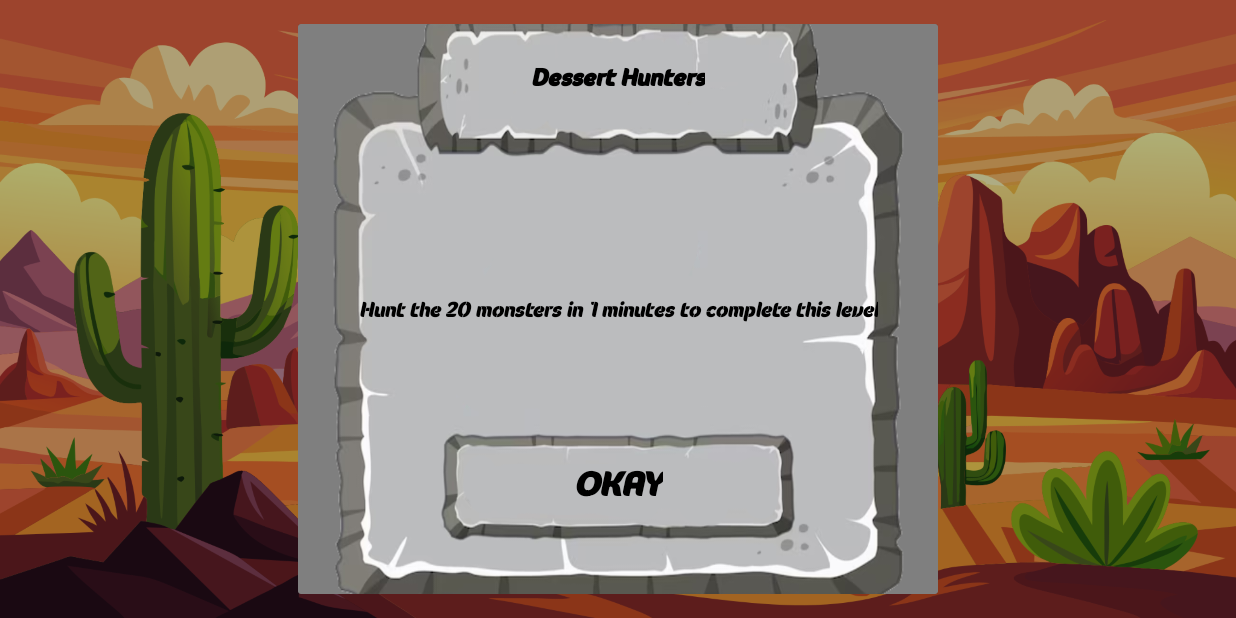
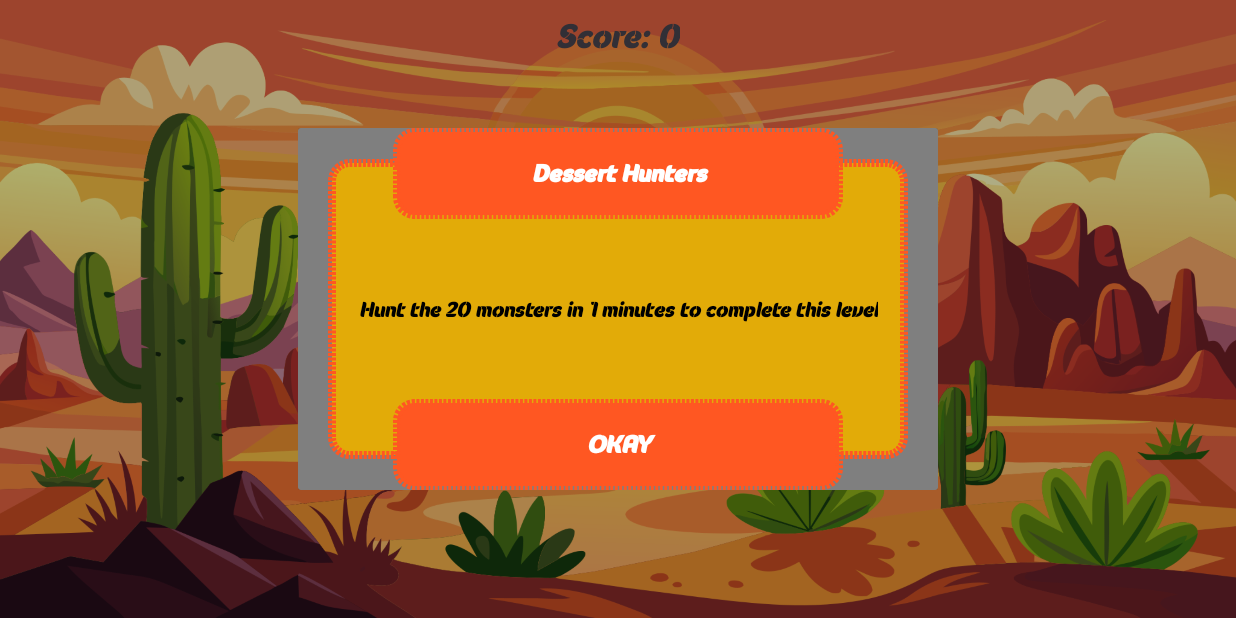
Before and after one commit to udaychugh/shoot-down-game, an Android app: the fragment FragmentLevelOne placed in its activity, on a phone screen of 824 x 412 dp (held sideways). Run offline under Robolectric (Android 15) with nearby library versions, the phone set to English and light mode, and no system bars.

Commit message:
minor changes

```diff
--- a/app/src/main/java/com/freelab/tech/shootdown/game/GameScreenViewModel.kt
+++ b/app/src/main/java/com/freelab/tech/shootdown/game/GameScreenViewModel.kt
@@ -38,4 +38,8 @@ class GameScreenViewModel: ViewModel() {
         _currentFragmentState.value = level
     }
 
+    fun returnToDashboard() {
+        _currentFragmentState.value = LevelInfo.DASHBOARD
+    }
+
 }
--- a/app/src/main/java/com/freelab/tech/shootdown/game/hint/HintDialog.kt
+++ /dev/null
@@ -1,44 +0,0 @@
-package com.freelab.tech.shootdown.game.hint
-
-import android.app.Dialog
-import android.content.Context
-import android.view.LayoutInflater
-import com.freelab.tech.shootdown.databinding.DialogHintBinding
-
-object HintDialog {
-
-    private var dialog: Dialog? = null
-
-    private fun resolvedString(ctx: Context, input: Any): String {
-        return when (input) {
-            is Int -> ctx.getString(input)
-            is String -> input
-            else -> throw IllegalArgumentException("Message must be either String or Int")
-        }
-    }
-
-    fun showHintDialog(ctx: Context, t: Any, m: Any, listener: () -> Unit) {
-        if (dialog?.isShowing == true) dialog?.dismiss()
-
-        dialog = Dialog(ctx)
-
-        val layoutInflater = LayoutInflater.from(ctx)
-        val db = DialogHintBinding.inflate(layoutInflater)
-        dialog?.setContentView(db.root)
-
-        val title = resolvedString(ctx, t)
-        val message = resolvedString(ctx, m)
-
-        db.titleTV.text = title
-        db.messageTV.text = message
-
-        db.okayTV.setOnClickListener {
-            dialog?.dismiss()
-            listener.invoke()
-        }
-
-        dialog?.setCancelable(false)
-        dialog?.show()
-    }
-
-}
--- /dev/null
+++ b/app/src/main/java/com/freelab/tech/shootdown/game/hint/HintDialogFragment.kt
@@ -0,0 +1,61 @@
+package com.freelab.tech.shootdown.game.hint
+
+import android.os.Bundle
+import android.view.LayoutInflater
+import android.view.View
+import android.view.ViewGroup
+import androidx.fragment.app.DialogFragment
+import com.freelab.tech.shootdown.databinding.DialogHintBinding
+
+class HintDialogFragment(
+    private val t: Any,
+    private val m: Any,
+    private val listener: () -> Unit
+): DialogFragment() {
+
+    private var _binding: DialogHintBinding? = null
+    private val binding get() = _binding!!
+
+    private fun resolvedString(input: Any): String {
+        return when (input) {
+            is Int -> getString(input)
+            is String -> input
+            else -> throw IllegalArgumentException("Message must be either String or Int")
+        }
+    }
+
+    private fun setupInfo() {
+        val title = resolvedString(t)
+        val message = resolvedString(m)
+        binding.apply {
+            titleTV.text = title
+            messageTV.text = message
+        }
+    }
+
+    private fun setupClickListener() {
+        binding.okayTV.setOnClickListener {
+            dismiss()
+            listener.invoke()
+        }
+    }
+
+    override fun onCreateView(
+        inflater: LayoutInflater,
+        container: ViewGroup?,
+        savedInstanceState: Bundle?
+    ): View {
+        _binding = DialogHintBinding.inflate(inflater, container, false)
+
+        setupInfo()
+        setupClickListener()
+
+        return binding.root
+    }
+
+
+    override fun onDestroyView() {
+        super.onDestroyView()
+        _binding = null
+    }
+}
--- a/app/src/main/java/com/freelab/tech/shootdown/game/levels/FragmentLevelOne.kt
+++ b/app/src/main/java/com/freelab/tech/shootdown/game/levels/FragmentLevelOne.kt
@@ -12,7 +12,7 @@ import androidx.lifecycle.lifecycleScope
 import com.freelab.tech.shootdown.R
 import com.freelab.tech.shootdown.databinding.FragmentLevelOneBinding
 import com.freelab.tech.shootdown.game.GameScreenViewModel
-import com.freelab.tech.shootdown.game.hint.HintDialog
+import com.freelab.tech.shootdown.game.hint.HintDialogFragment
 import com.freelab.tech.shootdown.model.LevelInfo
 import com.freelab.tech.shootdown.model.LevelStatus
 import com.freelab.tech.shootdown.utils.formatSecondsToMinutesSeconds
@@ -34,6 +34,7 @@ class FragmentLevelOne: Fragment() {
     private val viewModel: GameScreenViewModel by viewModels({ requireActivity() })
 
     private var isHintDialogShown = false
+    private var hasMonsterShot = false
     private var monsterFiredCount = 0
 
     private var gunShotMusic: MediaPlayer? = null
@@ -54,9 +55,11 @@ class FragmentLevelOne: Fragment() {
     }
 
     private fun showHintDialog() {
-        HintDialog.showHintDialog(requireContext(), R.string.level_one_title, R.string.level_one_message) {
+        val dialog = HintDialogFragment(R.string.level_one_title, R.string.level_one_message) {
             startGame()
         }
+
+        dialog.show(childFragmentManager, "HintDialog")
     }
 
     private fun startGame() {
@@ -71,9 +74,11 @@ class FragmentLevelOne: Fragment() {
         } else {
             getString(LevelStatus.FAILED.msg)
         }
-        HintDialog.showHintDialog(requireContext(), title, message) {
+        val dialog = HintDialogFragment(title, message) {
+            viewModel.returnToDashboard()
+        }
 
-        }
+        dialog.show(childFragmentManager, "EndGameDialog")
     }
 
     private fun playGunShotSound() {
@@ -88,6 +93,7 @@ class FragmentLevelOne: Fragment() {
         lifecycleScope.launch(Dispatchers.IO) {
             val monsterTurn = Random.nextInt(1, 11)
             delay(DELAY)
+            hasMonsterShot = false
             playMonsterAppearSound()
             withContext(Dispatchers.Main) {
                 when(monsterTurn) {
@@ -108,6 +114,10 @@ class FragmentLevelOne: Fragment() {
 
     private fun monsterFired(monster: ImageView, blood: ImageView) {
         lifecycleScope.launch(Dispatchers.IO) {
+            if (hasMonsterShot) {
+                return@launch
+            }
+            hasMonsterShot = true
             monsterFiredCount++
             playGunShotSound()
             withContext(Dispatchers.Main) {
--- /dev/null
+++ b/app/src/main/res/drawable/bg_box.xml
@@ -0,0 +1,16 @@
+<?xml version="1.0" encoding="utf-8"?>
+<shape android:shape="rectangle" xmlns:android="http://schemas.android.com/apk/res/android">
+
+    <solid
+        android:color="@color/box_yellow" />
+
+    <stroke
+        android:color="@color/box_orange"
+        android:width="5dp"
+        android:dashGap="1dp"
+        android:dashWidth="2dp" />
+
+
+    <corners
+        android:radius="12dp" />
+</shape>
--- a/app/src/main/res/layout/dialog_hint.xml
+++ b/app/src/main/res/layout/dialog_hint.xml
@@ -8,37 +8,21 @@
 
     <androidx.constraintlayout.widget.ConstraintLayout
         android:layout_width="match_parent"
-        android:layout_height="400dp"
+        android:layout_height="wrap_content"
         android:id="@+id/centerCardCL"
         android:layout_marginHorizontal="20dp"
-        android:background="@drawable/bg_dialog"
+        android:minHeight="200dp"
+        android:background="@drawable/bg_box"
         app:layout_constraintStart_toStartOf="parent"
         app:layout_constraintEnd_toEndOf="parent"
         app:layout_constraintTop_toTopOf="parent"
         app:layout_constraintBottom_toBottomOf="parent"
         >
 
-        <com.google.android.material.textview.MaterialTextView
-            android:layout_width="wrap_content"
-            android:layout_height="90dp"
-            android:id="@+id/titleTV"
-            android:text="@string/app_okay"
-            android:textSize="16sp"
-            android:fontFamily="@font/tulegan"
-            android:textColor="@color/black"
-            android:textStyle="bold"
-            android:gravity="center_vertical"
-            android:paddingHorizontal="80dp"
-            android:paddingVertical="18dp"
-            android:layout_marginBottom="52dp"
-            app:layout_constraintTop_toTopOf="parent"
-            app:layout_constraintStart_toStartOf="parent"
-            app:layout_constraintEnd_toEndOf="parent"
-            />
 
         <com.google.android.material.textview.MaterialTextView
             android:layout_width="match_parent"
-            android:layout_height="320dp"
+            android:layout_height="wrap_content"
             android:id="@+id/messageTV"
             android:text="@string/app_okay"
             android:textSize="14sp"
@@ -54,24 +38,47 @@
             app:layout_constraintEnd_toEndOf="parent"
             />
 
+
+    </androidx.constraintlayout.widget.ConstraintLayout>
+
+    <com.google.android.material.textview.MaterialTextView
+        android:layout_width="wrap_content"
+        android:layout_height="wrap_content"
+        android:id="@+id/titleTV"
+        android:text="@string/app_okay"
+        android:textSize="16sp"
+        android:fontFamily="@font/tulegan"
+        android:textColor="@color/white"
+        android:textStyle="bold"
+        android:gravity="center"
+        android:background="@drawable/bg_box"
+        android:backgroundTint="@color/box_orange"
+        android:minWidth="300dp"
+        android:padding="20dp"
+        android:layout_marginBottom="-40dp"
+        app:layout_constraintStart_toStartOf="parent"
+        app:layout_constraintEnd_toEndOf="parent"
+        app:layout_constraintBottom_toTopOf="@+id/centerCardCL"
+        />
+
     <com.google.android.material.textview.MaterialTextView
         android:layout_width="wrap_content"
         android:layout_height="wrap_content"
         android:id="@+id/okayTV"
         android:text="@string/app_okay"
-            android:textSize="22sp"
+        android:textSize="16sp"
         android:fontFamily="@font/tulegan"
-            android:textColor="@color/black"
+        android:textColor="@color/white"
         android:textStyle="bold"
-            android:paddingHorizontal="80dp"
-            android:paddingVertical="18dp"
-            android:layout_marginBottom="52dp"
-            app:layout_constraintBottom_toBottomOf="parent"
+        android:gravity="center"
+        android:background="@drawable/bg_box"
+        android:backgroundTint="@color/box_orange"
+        android:minWidth="300dp"
+        android:padding="20dp"
+        android:layout_marginTop="-40dp"
         app:layout_constraintStart_toStartOf="parent"
         app:layout_constraintEnd_toEndOf="parent"
+        app:layout_constraintTop_toBottomOf="@+id/centerCardCL"
         />
 
-
 </androidx.constraintlayout.widget.ConstraintLayout>
-
-</androidx.constraintlayout.widget.ConstraintLayout>
--- a/app/src/main/res/layout/fragment_dashboard.xml
+++ b/app/src/main/res/layout/fragment_dashboard.xml
@@ -15,13 +15,15 @@
     <com.google.android.material.button.MaterialButton
         android:layout_width="wrap_content"
         android:layout_height="wrap_content"
+        android:minWidth="250dp"
         android:id="@+id/playBtn"
         android:text="@string/app_play"
         android:textSize="42sp"
         android:fontFamily="@font/tulegan"
         android:textAllCaps="true"
-        android:textColor="@color/black"
-        android:background="@drawable/ic_buttons"
+        android:textColor="@color/white"
+        android:background="@drawable/bg_box"
+        android:backgroundTint="@color/box_orange"
         app:backgroundTint="@null"
         app:layout_constraintStart_toStartOf="parent"
         app:layout_constraintEnd_toEndOf="parent"
@@ -31,12 +33,14 @@
     <com.google.android.material.textview.MaterialTextView
         android:layout_width="wrap_content"
         android:layout_height="70dp"
+        android:minWidth="250dp"
         android:id="@+id/levelsTV"
         android:text="@string/app_levels"
         android:textSize="30sp"
         android:fontFamily="@font/tulegan"
         android:textAllCaps="true"
-        android:background="@drawable/ic_buttons"
+        android:background="@drawable/bg_box"
+        android:backgroundTint="@color/box_orange"
         android:layout_marginTop="20dp"
         android:gravity="center"
         android:visibility="gone"
--- a/app/src/main/res/layout/view_holder_level_items.xml
+++ b/app/src/main/res/layout/view_holder_level_items.xml
@@ -10,5 +10,6 @@
     android:fontFamily="@font/tulegan"
     android:textSize="20sp"
     android:textStyle="bold"
-    android:background="@drawable/ic_buttons"
+    android:padding="20dp"
+    android:background="@drawable/bg_box"
     app:backgroundTint="@null" />
--- a/app/src/main/res/values/colors.xml
+++ b/app/src/main/res/values/colors.xml
@@ -3,5 +3,8 @@
     <color name="black">#FF000000</color>
     <color name="white">#FFFFFFFF</color>
 
+    <color name="box_yellow">#E2AB08</color>
+    <color name="box_orange">#FF5722</color>
+
     <color name="dark_overlay">#80000000</color>
 </resources>
```
Also changed, not shown: app/src/main/res/drawable/bg_dialog.png (deleted), app/src/main/res/drawable/ic_buttons.png (deleted). Lines whose indentation alone changed are shown as unchanged.
